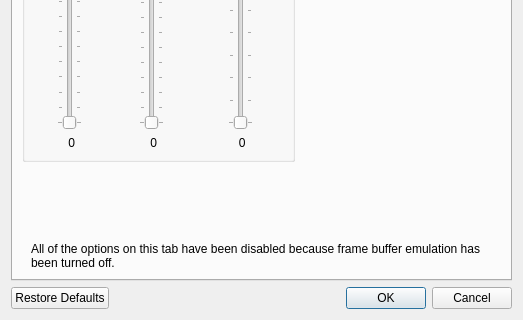
First picture: the form in src/GLideNUI/configDialog.ui, repository gonetz/GLideN64, before the edit; both pictures show x 0 to 523 and y 216 to 536 of the 523 by 536 pixel window.
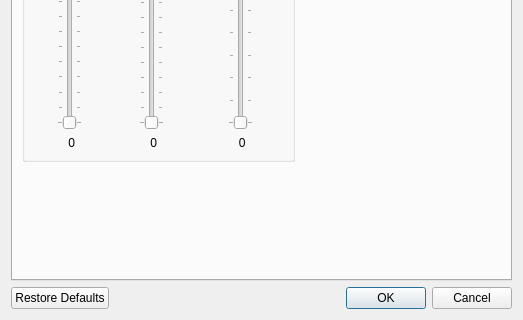
Second picture: the form after the edit. The open tabs and pages were chosen to show the change. Icons and pictures are not drawn.

Commit message: UI: Disabling frame buffer doesn't disable filters/AA

Patch:
```diff
--- a/src/GLideNUI/configDialog.ui
+++ b/src/GLideNUI/configDialog.ui
@@ -1574,7 +1574,7 @@
         </spacer>
        </item>
        <item>
-        <widget class="QFrame" name="frameBufferInfoFrame3">
+        <widget class="QFrame" name="frameBufferInfoFrame2">
          <layout class="QHBoxLayout" name="horizontalLayout_30">
           <property name="spacing">
            <number>9</number>
@@ -1605,7 +1605,7 @@
            </widget>
           </item>
           <item>
-           <widget class="QLabel" name="frameBufferInfoLabel3">
+           <widget class="QLabel" name="frameBufferInfoLabel2">
             <property name="text">
              <string>Some of the options on this tab have been disabled because frame buffer emulation has been turned off.</string>
             </property>
@@ -2863,50 +2863,6 @@
          </item>
         </layout>
        </item>
-       <item>
-        <widget class="QFrame" name="frameBufferInfoFrame2">
-         <layout class="QHBoxLayout" name="horizontalLayout_21">
-          <property name="spacing">
-           <number>9</number>
-          </property>
-          <property name="leftMargin">
-           <number>0</number>
-          </property>
-          <property name="topMargin">
-           <number>0</number>
-          </property>
-          <property name="rightMargin">
-           <number>0</number>
-          </property>
-          <property name="bottomMargin">
-           <number>0</number>
-          </property>
-          <item>
-           <widget class="QLabel" name="frameBufferInfoIcon2">
-            <property name="sizePolicy">
-             <sizepolicy hsizetype="Fixed" vsizetype="Preferred">
-              <horstretch>0</horstretch>
-              <verstretch>0</verstretch>
-             </sizepolicy>
-            </property>
-            <property name="text">
-             <string notr="true">&lt;html&gt;&lt;head/&gt;&lt;body&gt;&lt;p&gt;&lt;img src=&quot;:/Info.ico&quot;/&gt;&lt;/p&gt;&lt;/body&gt;&lt;/html&gt;</string>
-            </property>
-           </widget>
-          </item>
-          <item>
-           <widget class="QLabel" name="frameBufferInfoLabel2">
-            <property name="text">
-             <string>All of the options on this tab have been disabled because frame buffer emulation has been turned off.</string>
-            </property>
-            <property name="wordWrap">
-             <bool>true</bool>
-            </property>
-           </widget>
-          </item>
-         </layout>
-        </widget>
-       </item>
       </layout>
      </widget>
      <widget class="QWidget" name="osdTab">
```
Left out of the diff: 265 changed lines with no effect on the pictures. The commit also changes 1 other file.
